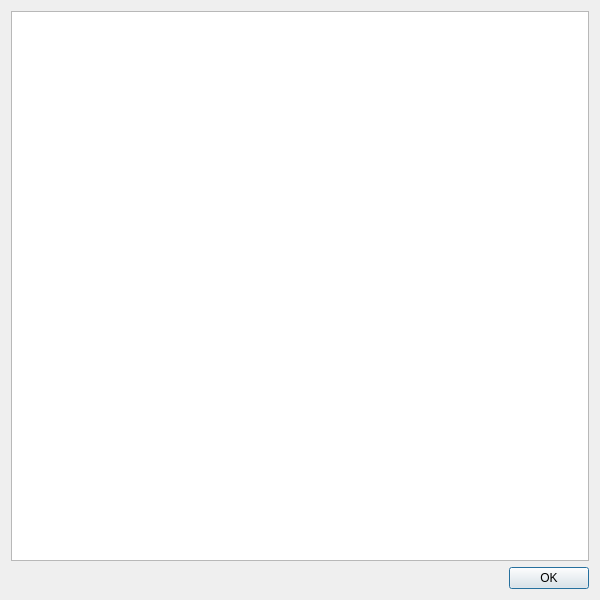
Before: the Qt Designer form ui/informationnotes.ui in QubesOS/qubes-manager, drawn with Qt 5.
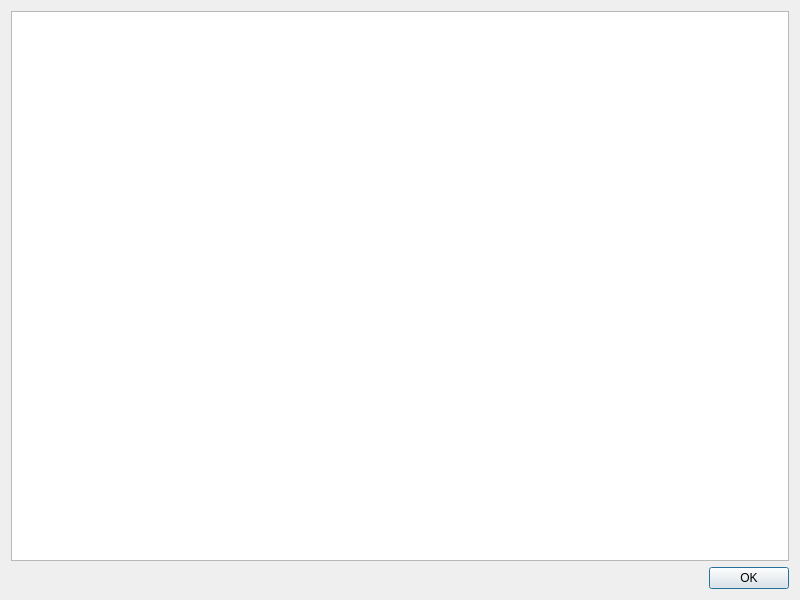
After: the same form once the commit is applied.

Commit message:
Improve `Version information` dialog
Add support for dnf5 (while preserving dnf4 compatibility)
Use Monospace font for Version information dialog

fixes: https://github.com/QubesOS/qubes-issues/issues/9798

What changed in the file:
```diff
--- a/ui/informationnotes.ui
+++ b/ui/informationnotes.ui
@@ -6,7 +6,7 @@
    <rect>
     <x>0</x>
     <y>0</y>
-    <width>600</width>
+    <width>800</width>
     <height>600</height>
    </rect>
   </property>
```
The commit also changes 2 other files.
